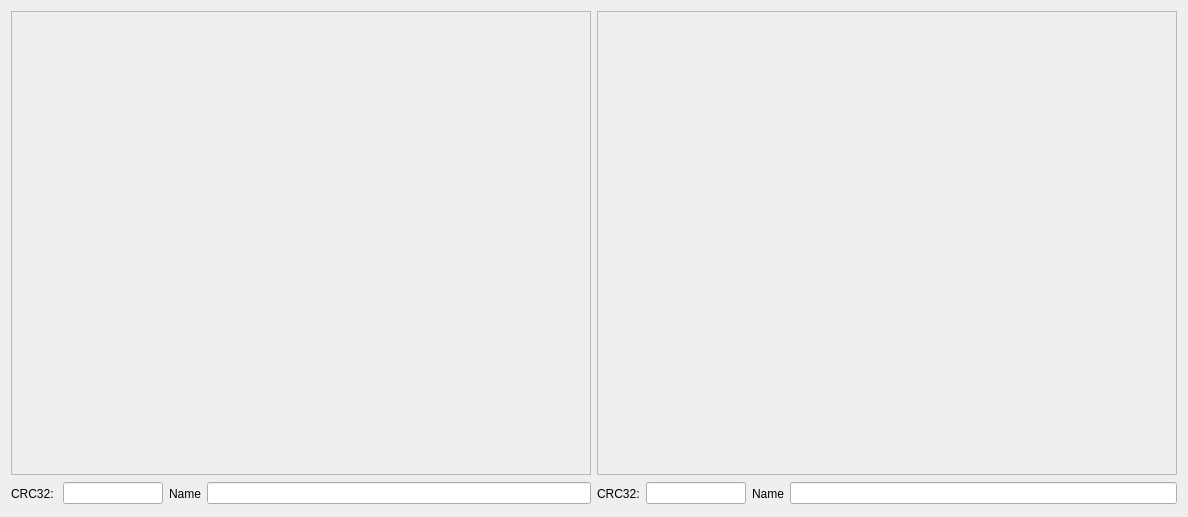
This is dialogcompare.ui in bigbigmdm/Binary_file_comparator as Qt 5 draws it before an edit. The edited form follows.
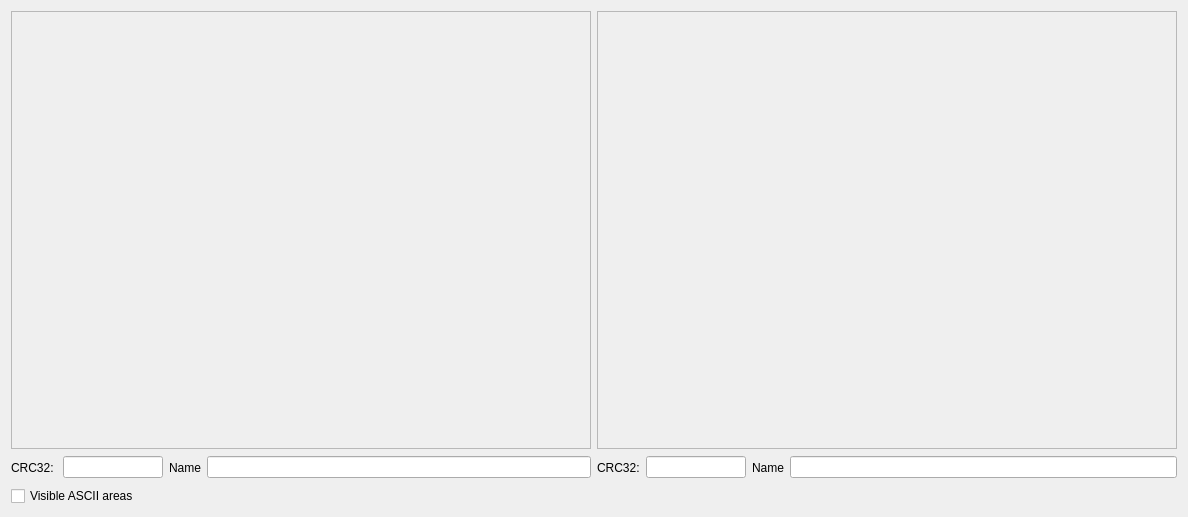
This is the edited form. Icons and pictures are not drawn.

```diff
--- a/dialogcompare.ui
+++ b/dialogcompare.ui
@@ -6,7 +6,7 @@
    <rect>
     <x>0</x>
     <y>0</y>
-    <width>1168</width>
+    <width>1188</width>
     <height>517</height>
    </rect>
   </property>
@@ -17,8 +17,8 @@
    <iconset resource="res.qrc">
     <normaloff>:/img/compare64.png</normaloff>:/img/compare64.png</iconset>
   </property>
-  <layout class="QHBoxLayout" name="horizontalLayout">
-   <item>
+  <layout class="QGridLayout" name="gridLayout">
+   <item row="0" column="0">
     <layout class="QVBoxLayout" name="verticalLayout">
      <property name="sizeConstraint">
       <enum>QLayout::SetMaximumSize</enum>
@@ -27,7 +27,7 @@
       <widget class="QFrame" name="frame_1">
        <property name="minimumSize">
         <size>
-         <width>580</width>
+         <width>0</width>
          <height>350</height>
         </size>
        </property>
@@ -108,13 +108,13 @@
      </item>
     </layout>
    </item>
-   <item>
+   <item row="0" column="1">
     <layout class="QVBoxLayout" name="verticalLayout_2">
      <item>
       <widget class="QFrame" name="frame_2">
        <property name="minimumSize">
         <size>
-         <width>580</width>
+         <width>0</width>
          <height>350</height>
         </size>
        </property>
@@ -195,6 +195,13 @@
      </item>
     </layout>
    </item>
+   <item row="1" column="0">
+    <widget class="QCheckBox" name="checkBox">
+     <property name="text">
+      <string>Visible ASCII areas</string>
+     </property>
+    </widget>
+   </item>
   </layout>
  </widget>
  <resources>
```
